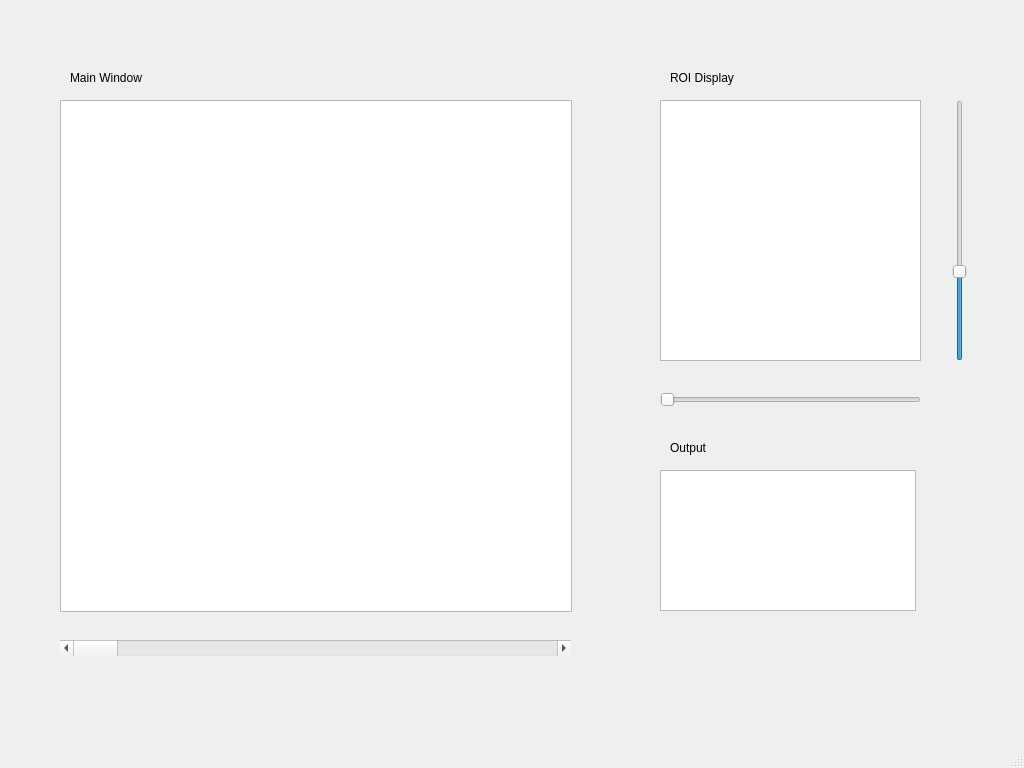
Old version of the form PyQtGraphImage.ui in the repository ogdenk/PyQtGraphImage.
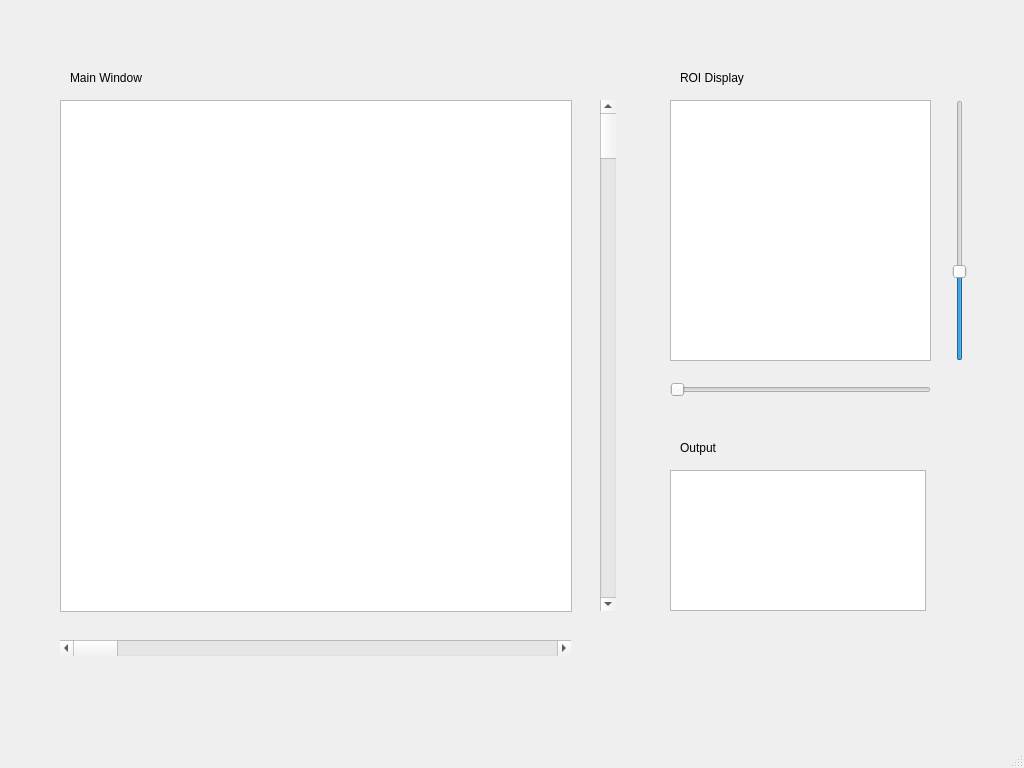
New version of the form. Custom widgets are drawn as their Qt base class.

```diff
--- a/PyQtGraphImage.ui
+++ b/PyQtGraphImage.ui
@@ -27,7 +27,7 @@
    <widget class="QGraphicsView" name="graphicsView_2">
     <property name="geometry">
      <rect>
-      <x>660</x>
+      <x>670</x>
       <y>100</y>
       <width>261</width>
       <height>261</height>
@@ -50,7 +50,7 @@
    <widget class="QLabel" name="label_2">
     <property name="geometry">
      <rect>
-      <x>670</x>
+      <x>680</x>
       <y>70</y>
       <width>71</width>
       <height>16</height>
@@ -63,7 +63,7 @@
    <widget class="QLabel" name="label_3">
     <property name="geometry">
      <rect>
-      <x>670</x>
+      <x>680</x>
       <y>440</y>
       <width>60</width>
       <height>16</height>
@@ -76,7 +76,7 @@
    <widget class="QTextBrowser" name="textBrowser">
     <property name="geometry">
      <rect>
-      <x>660</x>
+      <x>670</x>
       <y>470</y>
       <width>256</width>
       <height>141</height>
@@ -95,8 +95,8 @@
    <widget class="QSlider" name="horizontalSlider">
     <property name="geometry">
      <rect>
-      <x>660</x>
-      <y>390</y>
+      <x>670</x>
+      <y>380</y>
       <width>261</width>
       <height>19</height>
      </rect>
@@ -146,6 +146,19 @@
      <enum>Qt::Horizontal</enum>
     </property>
    </widget>
+   <widget class="QScrollBar" name="verticalScrollBar">
+    <property name="geometry">
+     <rect>
+      <x>600</x>
+      <y>100</y>
+      <width>16</width>
+      <height>511</height>
+     </rect>
+    </property>
+    <property name="orientation">
+     <enum>Qt::Vertical</enum>
+    </property>
+   </widget>
   </widget>
   <widget class="QMenuBar" name="menubar">
    <property name="geometry">
```
